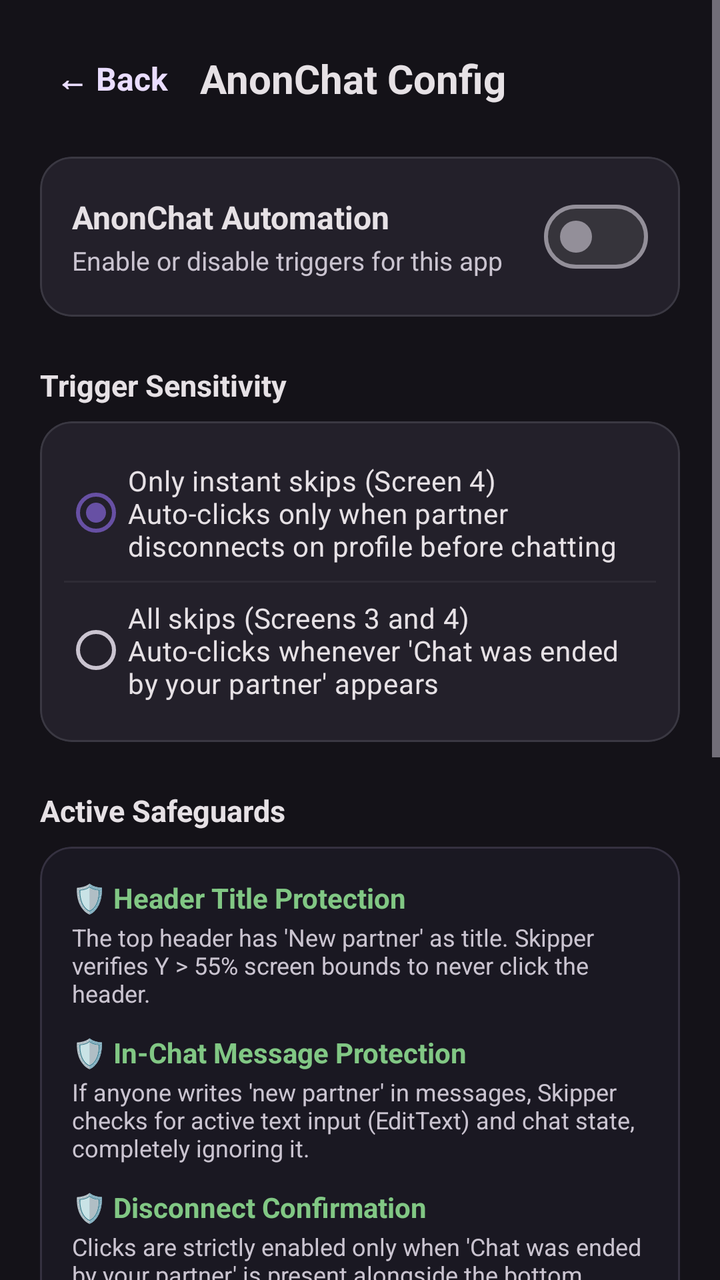
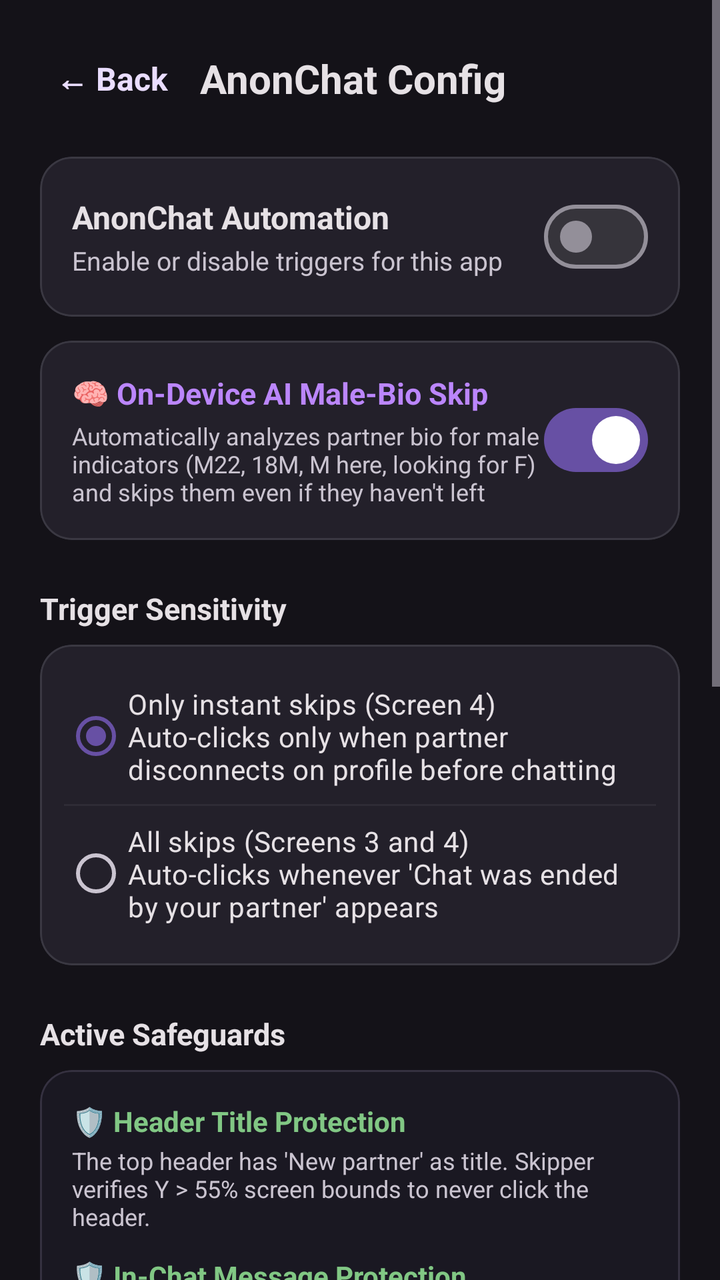

Compare the two renders of this Android layout. The source of the first and the diff that turns it into the second are given below.
<!-- AndroidManifest.xml: application theme Theme.Skipper -->
<!-- res/layout/activity_anon_chat_detail.xml -->
<?xml version="1.0" encoding="utf-8"?>
<ScrollView xmlns:android="http://schemas.android.com/apk/res/android"
    xmlns:app="http://schemas.android.com/apk/res-auto"
    android:layout_width="match_parent"
    android:layout_height="match_parent"
    android:background="@color/background"
    android:fillViewport="true">

    <LinearLayout
        android:layout_width="match_parent"
        android:layout_height="wrap_content"
        android:orientation="vertical"
        android:padding="20dp">

        
        <LinearLayout
            android:layout_width="match_parent"
            android:layout_height="wrap_content"
            android:gravity="center_vertical"
            android:orientation="horizontal">

            <TextView
                android:id="@+id/btnBack"
                android:layout_width="wrap_content"
                android:layout_height="wrap_content"
                android:padding="8dp"
                android:text="← Back"
                android:textColor="@color/primary_container"
                android:textSize="16sp"
                android:textStyle="bold" />

            <TextView
                android:layout_width="0dp"
                android:layout_height="wrap_content"
                android:layout_marginStart="8dp"
                android:layout_weight="1"
                android:text="AnonChat Config"
                android:textColor="@color/on_surface"
                android:textSize="20sp"
                android:textStyle="bold" />
        </LinearLayout>

        
        <com.google.android.material.card.MaterialCardView
            android:layout_width="match_parent"
            android:layout_height="wrap_content"
            android:layout_marginTop="20dp"
            app:cardBackgroundColor="@color/card_bg"
            app:cardCornerRadius="16dp"
            app:strokeColor="#3A3842"
            app:strokeWidth="1dp">

            <LinearLayout
                android:layout_width="match_parent"
                android:layout_height="wrap_content"
                android:gravity="center_vertical"
                android:orientation="horizontal"
                android:padding="16dp">

                <LinearLayout
                    android:layout_width="0dp"
                    android:layout_height="wrap_content"
                    android:layout_weight="1"
                    android:orientation="vertical">

                    <TextView
                        android:layout_width="wrap_content"
                        android:layout_height="wrap_content"
                        android:text="AnonChat Automation"
                        android:textColor="@color/on_surface"
                        android:textSize="16sp"
                        android:textStyle="bold" />

                    <TextView
                        android:layout_width="wrap_content"
                        android:layout_height="wrap_content"
                        android:layout_marginTop="2dp"
                        android:text="Enable or disable triggers for this app"
                        android:textColor="@color/on_surface_variant"
                        android:textSize="13sp" />
                </LinearLayout>

                <com.google.android.material.materialswitch.MaterialSwitch
                    android:id="@+id/switchAnonChatEnabled"
                    android:layout_width="wrap_content"
                    android:layout_height="wrap_content" />
            </LinearLayout>
        </com.google.android.material.card.MaterialCardView>

        
        <TextView
            android:layout_width="match_parent"
            android:layout_height="wrap_content"
            android:layout_marginTop="24dp"
            android:layout_marginBottom="8dp"
            android:text="Trigger Sensitivity"
            android:textColor="@color/on_surface"
            android:textSize="15sp"
            android:textStyle="bold" />

        <com.google.android.material.card.MaterialCardView
            android:layout_width="match_parent"
            android:layout_height="wrap_content"
            app:cardBackgroundColor="@color/card_bg"
            app:cardCornerRadius="16dp"
            app:strokeColor="#3A3842"
            app:strokeWidth="1dp">

            <RadioGroup
                android:id="@+id/rgTriggerMode"
                android:layout_width="match_parent"
                android:layout_height="wrap_content"
                android:padding="12dp">

                <RadioButton
                    android:id="@+id/rbInstantSkipOnly"
                    android:layout_width="match_parent"
                    android:layout_height="wrap_content"
                    android:checked="true"
                    android:paddingVertical="8dp"
                    android:text="Only instant skips (Screen 4)\nAuto-clicks only when partner disconnects on profile before chatting"
                    android:textColor="@color/on_surface"
                    android:textSize="14sp" />

                <View
                    android:layout_width="match_parent"
                    android:layout_height="1dp"
                    android:background="#2E2B35" />

                <RadioButton
                    android:id="@+id/rbAllSkips"
                    android:layout_width="match_parent"
                    android:layout_height="wrap_content"
                    android:paddingVertical="8dp"
                    android:text="All skips (Screens 3 and 4)\nAuto-clicks whenever 'Chat was ended by your partner' appears"
                    android:textColor="@color/on_surface"
                    android:textSize="14sp" />
            </RadioGroup>
        </com.google.android.material.card.MaterialCardView>

        
        <TextView
            android:layout_width="match_parent"
            android:layout_height="wrap_content"
            android:layout_marginTop="24dp"
            android:layout_marginBottom="8dp"
            android:text="Active Safeguards"
            android:textColor="@color/on_surface"
            android:textSize="15sp"
            android:textStyle="bold" />

        <com.google.android.material.card.MaterialCardView
            android:layout_width="match_parent"
            android:layout_height="wrap_content"
            app:cardBackgroundColor="#1A1822"
            app:cardCornerRadius="16dp"
            app:strokeColor="#353140"
            app:strokeWidth="1dp">

            <LinearLayout
                android:layout_width="match_parent"
                android:layout_height="wrap_content"
                android:orientation="vertical"
                android:padding="16dp">

                <TextView
                    android:layout_width="match_parent"
                    android:layout_height="wrap_content"
                    android:text="🛡️ Header Title Protection"
                    android:textColor="#81C784"
                    android:textSize="14sp"
                    android:textStyle="bold" />

                <TextView
                    android:layout_width="match_parent"
                    android:layout_height="wrap_content"
                    android:layout_marginTop="2dp"
                    android:text="The top header has 'New partner' as title. Skipper verifies Y &gt; 55% screen bounds to never click the header."
                    android:textColor="@color/on_surface_variant"
                    android:textSize="12sp" />

                <TextView
                    android:layout_width="match_parent"
                    android:layout_height="wrap_content"
                    android:layout_marginTop="12dp"
                    android:text="🛡️ In-Chat Message Protection"
                    android:textColor="#81C784"
                    android:textSize="14sp"
                    android:textStyle="bold" />

                <TextView
                    android:layout_width="match_parent"
                    android:layout_height="wrap_content"
                    android:layout_marginTop="2dp"
                    android:text="If anyone writes 'new partner' in messages, Skipper checks for active text input (EditText) and chat state, completely ignoring it."
                    android:textColor="@color/on_surface_variant"
                    android:textSize="12sp" />

                <TextView
                    android:layout_width="match_parent"
                    android:layout_height="wrap_content"
                    android:layout_marginTop="12dp"
                    android:text="🛡️ Disconnect Confirmation"
                    android:textColor="#81C784"
                    android:textSize="14sp"
                    android:textStyle="bold" />

                <TextView
                    android:layout_width="match_parent"
                    android:layout_height="wrap_content"
                    android:layout_marginTop="2dp"
                    android:text="Clicks are strictly enabled only when 'Chat was ended by your partner' is present alongside the bottom button group."
                    android:textColor="@color/on_surface_variant"
                    android:textSize="12sp" />
            </LinearLayout>
        </com.google.android.material.card.MaterialCardView>

        
        <TextView
            android:layout_width="match_parent"
            android:layout_height="wrap_content"
            android:layout_marginTop="24dp"
            android:layout_marginBottom="8dp"
            android:text="Timing Parameters"
            android:textColor="@color/on_surface"
            android:textSize="15sp"
            android:textStyle="bold" />

        <com.google.android.material.card.MaterialCardView
            android:layout_width="match_parent"
            android:layout_height="wrap_content"
            app:cardBackgroundColor="@color/card_bg"
            app:cardCornerRadius="16dp"
            app:strokeColor="#3A3842"
            app:strokeWidth="1dp">

            <LinearLayout
                android:layout_width="match_parent"
                android:layout_height="wrap_content"
                android:orientation="vertical"
                android:padding="16dp">

                <TextView
                    android:layout_width="match_parent"
                    android:layout_height="wrap_content"
                    android:text="Action Delay (ms)"
                    android:textColor="@color/on_surface"
                    android:textSize="14sp"
                    android:textStyle="bold" />

                <com.google.android.material.textfield.TextInputLayout
                    android:layout_width="match_parent"
                    android:layout_height="wrap_content"
                    android:layout_marginTop="6dp">

                    <com.google.android.material.textfield.TextInputEditText
                        android:id="@+id/etActionDelay"
                        android:layout_width="match_parent"
                        android:layout_height="wrap_content"
                        android:inputType="number"
                        android:text="350" />
                </com.google.android.material.textfield.TextInputLayout>

                <TextView
                    android:layout_width="match_parent"
                    android:layout_height="wrap_content"
                    android:layout_marginTop="14dp"
                    android:text="Cooldown Delay (ms)"
                    android:textColor="@color/on_surface"
                    android:textSize="14sp"
                    android:textStyle="bold" />

                <com.google.android.material.textfield.TextInputLayout
                    android:layout_width="match_parent"
                    android:layout_height="wrap_content"
                    android:layout_marginTop="6dp">

                    <com.google.android.material.textfield.TextInputEditText
                        android:id="@+id/etCooldownDelay"
                        android:layout_width="match_parent"
                        android:layout_height="wrap_content"
                        android:inputType="number"
                        android:text="2000" />
                </com.google.android.material.textfield.TextInputLayout>

            </LinearLayout>
        </com.google.android.material.card.MaterialCardView>

        
        <com.google.android.material.button.MaterialButton
            android:id="@+id/btnSave"
            android:layout_width="match_parent"
            android:layout_height="52dp"
            android:layout_marginTop="24dp"
            android:layout_marginBottom="40dp"
            android:text="@string/save_settings"
            android:textSize="15sp"
            app:cornerRadius="12dp" />

    </LinearLayout>

</ScrollView>
<!-- resources referenced by this layout -->
<resources>
  <color name="background">#141218</color>
  <color name="card_bg">#23202A</color>
  <color name="on_surface">#E6E1E5</color>
  <color name="on_surface_variant">#CAC4D0</color>
  <color name="primary_container">#EADDFF</color>
  <string name="save_settings">Save Preferences</string>
  <style name="Theme.Skipper" parent="Theme.Material3.Dark.NoActionBar">
          <item name="colorPrimary">@color/primary</item>
          <item name="colorOnPrimary">@color/on_primary</item>
          <item name="colorSecondary">@color/secondary</item>
          <item name="colorOnSecondary">@color/on_secondary</item>
          <item name="android:statusBarColor">@color/background</item>
          <item name="android:navigationBarColor">@color/background</item>
      </style>
  <color name="primary">#6750A4</color>
  <color name="on_primary">#FFFFFF</color>
  <color name="secondary">#625B71</color>
  <color name="on_secondary">#FFFFFF</color>
</resources>

<!-- the commit's change to res/layout/activity_anon_chat_detail.xml (unified diff, before → after) -->
@@ -88,6 +88,54 @@
         </com.google.android.material.card.MaterialCardView>
 
         
+        <com.google.android.material.card.MaterialCardView
+            android:layout_width="match_parent"
+            android:layout_height="wrap_content"
+            android:layout_marginTop="12dp"
+            app:cardBackgroundColor="@color/card_bg"
+            app:cardCornerRadius="16dp"
+            app:strokeColor="#3A3842"
+            app:strokeWidth="1dp">
+
+            <LinearLayout
+                android:layout_width="match_parent"
+                android:layout_height="wrap_content"
+                android:gravity="center_vertical"
+                android:orientation="horizontal"
+                android:padding="16dp">
+
+                <LinearLayout
+                    android:layout_width="0dp"
+                    android:layout_height="wrap_content"
+                    android:layout_weight="1"
+                    android:orientation="vertical">
+
+                    <TextView
+                        android:layout_width="wrap_content"
+                        android:layout_height="wrap_content"
+                        android:text="🧠 On-Device AI Male-Bio Skip"
+                        android:textColor="#BB86FC"
+                        android:textSize="15sp"
+                        android:textStyle="bold" />
+
+                    <TextView
+                        android:layout_width="wrap_content"
+                        android:layout_height="wrap_content"
+                        android:layout_marginTop="3dp"
+                        android:text="Automatically analyzes partner bio for male indicators (M22, 18M, M here, looking for F) and skips them even if they haven't left"
+                        android:textColor="@color/on_surface_variant"
+                        android:textSize="12sp" />
+                </LinearLayout>
+
+                <com.google.android.material.materialswitch.MaterialSwitch
+                    android:id="@+id/switchAutoSkipMale"
+                    android:layout_width="wrap_content"
+                    android:layout_height="wrap_content"
+                    android:checked="true" />
+            </LinearLayout>
+        </com.google.android.material.card.MaterialCardView>
+
+        
         <TextView
             android:layout_width="match_parent"
             android:layout_height="wrap_content"
